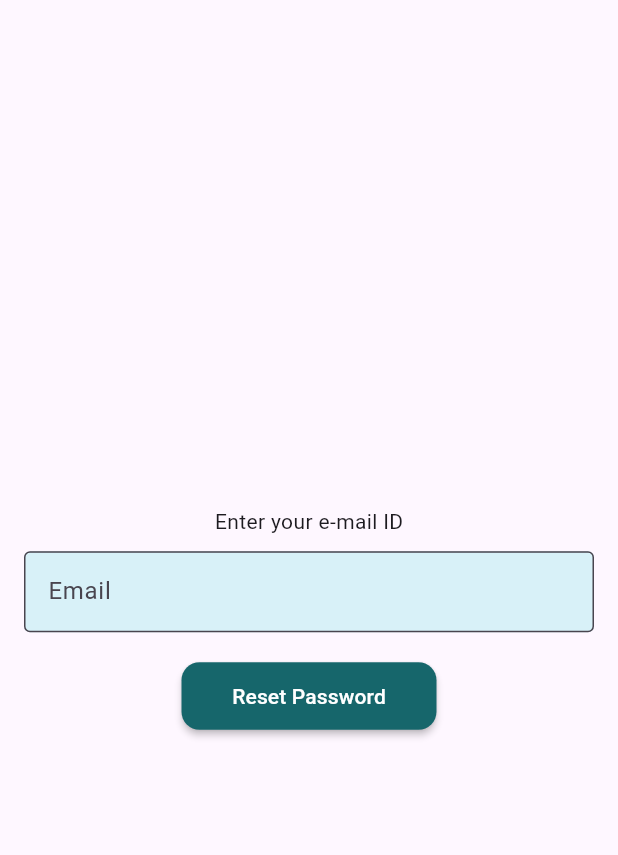
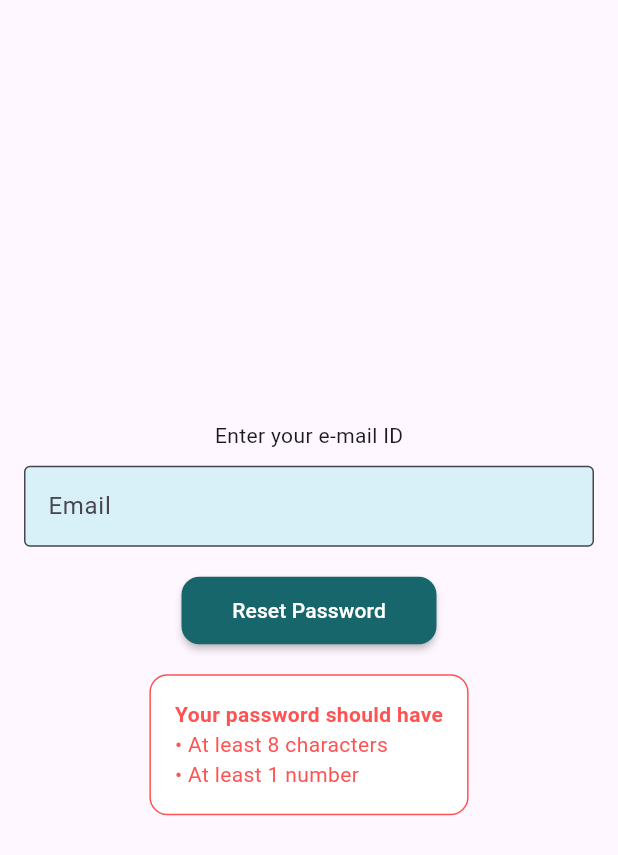
Before and after one commit to sanikaahadap/migraine_review, a Flutter app: the ForgotPassword screen opened directly, on a phone screen of 412 x 824 dp. Shown: the top 855 px of the screen. Run offline on Flutter 3.47's test engine with Material 3 defaults, Android fonts, the phone set to English and light mode, and no system bars; our stand-ins replace carousel_slider, cloud_firestore, file_picker, firebase_auth, firebase_core, firebase_storage and 9 more; missing offline and left inert: easy_pdf_viewer; accounts and stored records are empty.

Commit message:
minor changes

```diff
--- a/lib/login/forgot_password.dart
+++ b/lib/login/forgot_password.dart
@@ -90,7 +90,47 @@ class _ForgotPasswordState extends State<ForgotPassword> {
                   style: TextStyle(color: Colors.white),
                 ),
               ),
+            ),
+            const SizedBox(
+              height: 20,
+            ),
+            Center(
+              child: Container(
+                padding: const EdgeInsets.all(16.0),
+                decoration: BoxDecoration(
+                  color: Colors.white,
+                  borderRadius: BorderRadius.circular(12.0),
+                  border: Border.all(color: Colors.redAccent),
+                ),
+                child: const Column(
+
+                  crossAxisAlignment: CrossAxisAlignment.start,
+                  children: [
+
+                    Text(
+                      'Your password should have',
+                      textAlign: TextAlign.start,
+                      style: TextStyle(
+                        color: Colors.redAccent,
+                        fontWeight: FontWeight.bold,
+                      ),
+                    ),
+                    Text(
+                      '• At least 8 characters',
+                      textAlign: TextAlign.start,
+                      style: TextStyle(color: Colors.redAccent),
+                    ),
+                    Text(
+                      '• At least 1 number',
+                      textAlign: TextAlign.start,
+                      style: TextStyle(color: Colors.redAccent),
+                    ),
+                  ],
+                ),
+              ),
             )
+
+
           ],
         ),
       ),
--- a/lib/main_features/midas_assessment/midas.dart
+++ b/lib/main_features/midas_assessment/midas.dart
@@ -14,8 +14,7 @@ class MIDASAssessmentPage extends StatefulWidget {
 }
 
 class MIDASAssessmentPageState extends State<MIDASAssessmentPage> {
-  bool _canFillQuestionnaire =
-  true; // Indicates whether the user can fill the questionnaire
+  bool _canFillQuestionnaire = true; // Indicates whether the user can fill the questionnaire
   final String _uid = FirebaseAuth.instance.currentUser!.uid;
   late Timer _dailyCheckTimer;
 
@@ -224,6 +223,8 @@ class MIDASAssessmentPageState extends State<MIDASAssessmentPage> {
                 ),
                 textAlign: TextAlign.center,
               ),
+            const SizedBox(height: 20)
+
           ],
         ),
       ),
--- a/lib/main_features/personal_diary/diary.dart
+++ b/lib/main_features/personal_diary/diary.dart
@@ -95,7 +95,7 @@ class DiaryPageState extends State<DiaryPage> {
           mainAxisAlignment: MainAxisAlignment.center,
           children: <Widget>[
             const Text(
-              'Did you have a headache today?',
+              'Are you having a headache today?',
               style: TextStyle(
                 fontSize: 20,
                 color: Color(0xFF16666B),
--- a/lib/main_features/personal_diary/headache_yes.dart
+++ b/lib/main_features/personal_diary/headache_yes.dart
@@ -27,13 +27,7 @@ class YesPageState extends State<YesPage> {
   String? _screenTime;
   String? _migraineDescription;
   Color borderBlueColor = const Color(0xFF16666B);
-  late DateTime currentBackPressTime;
 
-  @override
-  void initState() {
-    super.initState();
-    currentBackPressTime = DateTime.now();
-  }
 
   @override
   Widget build(BuildContext context) {
```
Also changed, not shown: lib/login/login.dart (+6 -2 lines), lib/login/signup.dart (+1 -7 lines), lib/onboarding/user_info_page.dart (+3 -84 lines), lib/user_home/profile.dart (+12 -0 lines).
